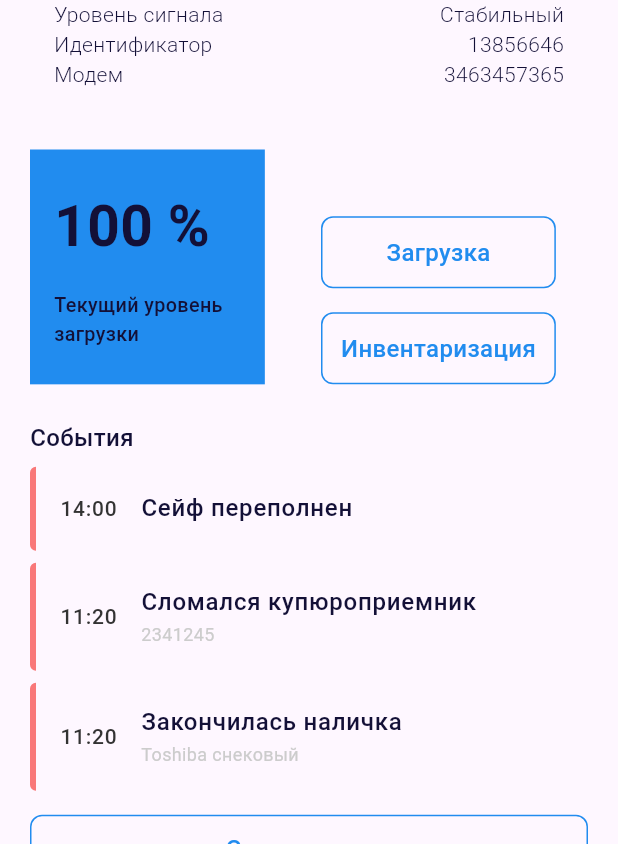
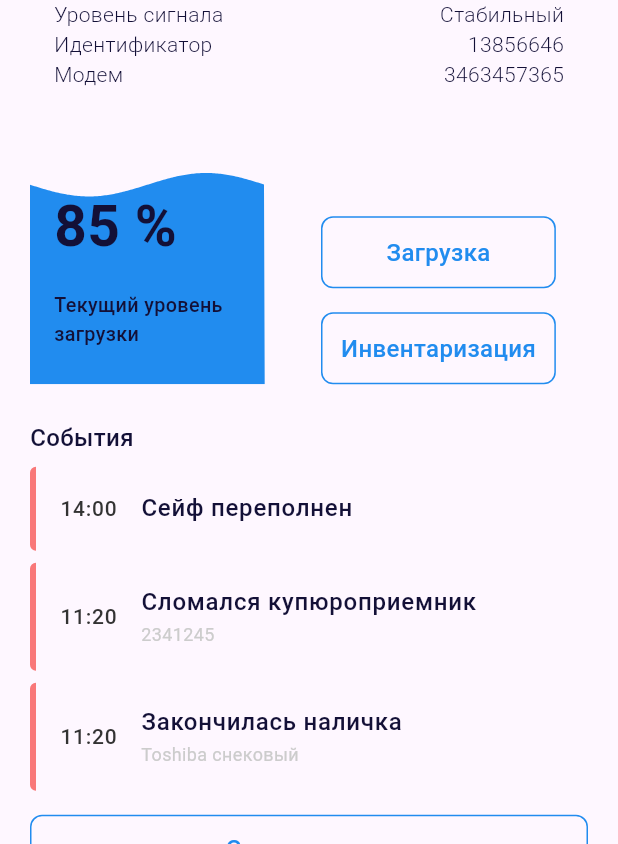
Before and after one commit to RinaZavr/VendingMachines, a Flutter app: the screen it shows after launch, on a phone screen of 412 x 824 dp, the part 392-1236 px from its top. Run offline on Flutter 3.47's test engine with Material 3 defaults, Android fonts, the phone set to English and light mode, and no system bars; our stand-ins replace liquid_progress_indicator_v2.

Commit message:
Fixed bags

```diff
--- a/lib/consts/bottomSheet/color_const.dart
+++ b/lib/consts/bottomSheet/color_const.dart
@@ -9,7 +9,7 @@ abstract class ColorConstBottomSheet {
   static const Color bottomSheetFormCashHint = Color(0xFF999999);
   static const Color bottomSheetFormCashBorder = Color(0xFFD9E2F1);
 
-  static const Color bottomSheetCheckboxBorder = Colors.black38;
+  static const Color bottomSheetCheckboxBorder = Color(0xFFD9E2F1);
   static const Color bottomSheetCheckboxCheck = Color(0xFF131037);
 
   static const Color bottomSheetMode = Colors.white;
--- a/lib/main.dart
+++ b/lib/main.dart
@@ -10,9 +10,8 @@ class MyApp extends StatelessWidget {
 
   @override
   Widget build(BuildContext context) {
-    return MaterialApp(
-      theme: ThemeData(bottomSheetTheme: const BottomSheetThemeData(backgroundColor: Colors.transparent)),
-      home: const MachineMainScreen(),
+    return const MaterialApp(
+      home: MachineMainScreen(),
     );
   }
 }
--- a/lib/ui/bottomSheet/widgets/checkbox_widget.dart
+++ b/lib/ui/bottomSheet/widgets/checkbox_widget.dart
@@ -23,7 +23,7 @@ class _CheckboxWidgetState extends State<CheckboxWidget> {
             height: 24,
             decoration: BoxDecoration(
               borderRadius: BorderRadius.circular(4),
-              border: Border.all(color: ColorConstBottomSheet.bottomSheetCheckboxBorder,), // пришлось сделать другой цвет, так как #D9E2F1 сливается с фоном
+              border: Border.all(color: ColorConstBottomSheet.bottomSheetCheckboxBorder,),
             ),
             child: Checkbox(
               side: const BorderSide(color: Colors.transparent,),
--- a/lib/ui/machine/widgets/load_buttons_widget.dart
+++ b/lib/ui/machine/widgets/load_buttons_widget.dart
@@ -12,7 +12,7 @@ class LoadButtonsWidget extends StatefulWidget {
 }
 
 class _LoadButtonsWidgetState extends State<LoadButtonsWidget> {
-  int loadPer = 100;
+  int loadPer = 85;
   @override
   Widget build(BuildContext context) {
     Size size = MediaQuery.of(context).size;
--- a/lib/ui/machine/widgets/load_container.dart
+++ b/lib/ui/machine/widgets/load_container.dart
@@ -35,10 +35,12 @@ class _LoadContainerState extends State<LoadContainer> {
         },
       );
     }
-    setState(() {
-      bg = ColorConstMachine.machineButtonsColor;
-      isFill = true;
-    });
+    if(widget.loadPer == 100) {
+      setState(() {
+        bg = ColorConstMachine.machineButtonsColor;
+        isFill = true;
+      });
+    }
   }
 
   @override
```
